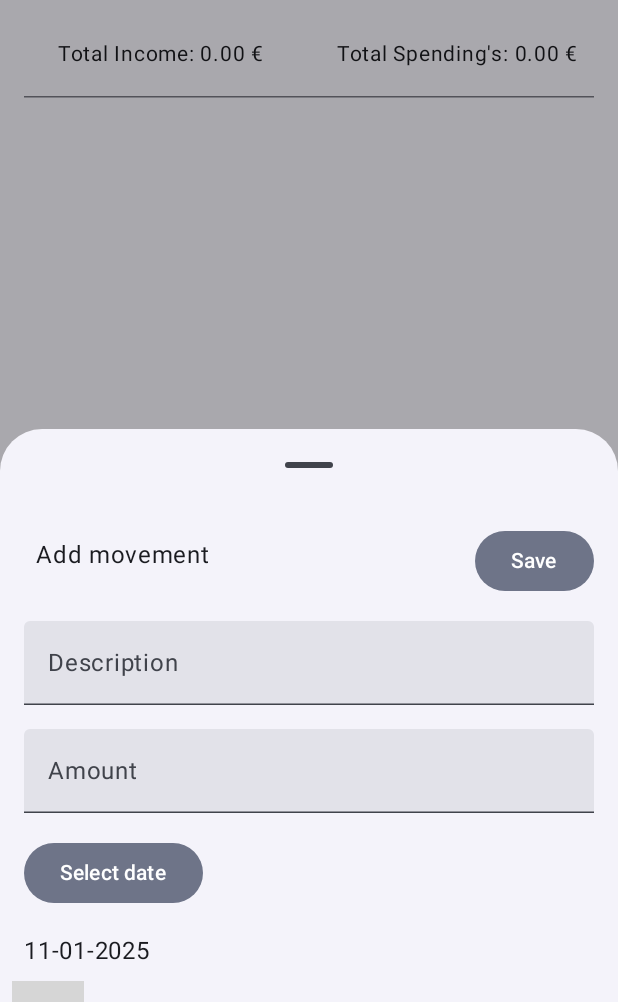
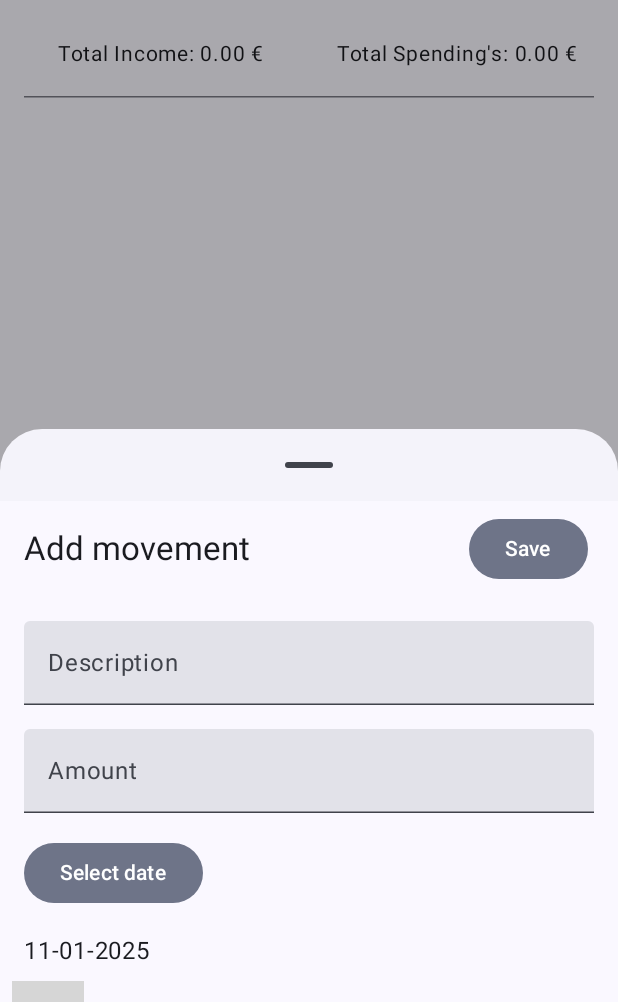
Before and after one commit to oscar-gom/50-30-20-Based-App, an Android app built with Jetpack Compose: the screen it shows after launch (MainActivity), after a tap on "Add movement button", on a phone screen of 412 x 824 dp, the part 234-1236 px from its top. Run offline under Robolectric (Android 15) with nearby library versions, the phone set to English and light mode, and no system bars; our stand-ins replace Room's generated code, livedata-compose; libraries missing offline, so code that uses them is left out: com.vanpra.composematerialdialogs; 2 statements that could not run were skipped; grey boxes are pictures that could not be loaded.

Commit message:
added everything inside a scaffold

```diff
--- a/app/src/main/java/com/oscargs/savingsapp/AddMovementScreen.kt
+++ b/app/src/main/java/com/oscargs/savingsapp/AddMovementScreen.kt
@@ -1,11 +1,6 @@
 package com.oscargs.savingsapp
 
-import android.content.Context
-import android.widget.Toast
-import androidx.compose.foundation.layout.Arrangement
 import androidx.compose.foundation.layout.Column
-import androidx.compose.foundation.layout.Row
-import androidx.compose.foundation.layout.RowScope
 import androidx.compose.foundation.layout.fillMaxWidth
 import androidx.compose.foundation.layout.padding
 import androidx.compose.foundation.text.KeyboardOptions
@@ -14,8 +9,10 @@ import androidx.compose.material3.ExperimentalMaterial3Api
 import androidx.compose.material3.ExposedDropdownMenuBox
 import androidx.compose.material3.ExposedDropdownMenuDefaults
 import androidx.compose.material3.FilledTonalButton
+import androidx.compose.material3.Scaffold
 import androidx.compose.material3.Text
 import androidx.compose.material3.TextField
+import androidx.compose.material3.TopAppBar
 import androidx.compose.runtime.Composable
 import androidx.compose.runtime.LaunchedEffect
 import androidx.compose.runtime.derivedStateOf
@@ -85,20 +82,14 @@ fun MovementForm() {
         selectedCategory = Category.NONE
     }
 
-    Column(modifier = Modifier
-        .fillMaxWidth()
-        .padding(8.dp)) {
-        Row(
-            modifier = Modifier
-                .fillMaxWidth()
-                .padding(8.dp),
-            horizontalArrangement = Arrangement.SpaceBetween
-        ) {
-            Text(
-                text = stringResource(R.string.labelAddMovement),
-                modifier = Modifier.padding(8.dp)
-            )
-            FilledTonalButton(onClick = {
+    Scaffold(
+        topBar = {
+            TopAppBar(
+                title = { Text(text = stringResource(R.string.labelAddMovement)) },
+                actions = {
+                    FilledTonalButton(
+                        modifier = Modifier.padding(16.dp),
+                        onClick = {
                         // Error handling
                         descriptionError = text.isEmpty()
                         amountError = amount.isEmpty()
@@ -127,6 +118,13 @@ fun MovementForm() {
                         Text(text = stringResource(R.string.save))
                     }
                 }
+            )
+        }
+    ) { innerPadding ->
+        Column(modifier = Modifier
+            .fillMaxWidth()
+            .padding(innerPadding)
+            .padding(8.dp)) {
 
             // Description text field
             TextField(
@@ -345,6 +343,7 @@ fun MovementForm() {
             }
         }
     }
+}
 
 
 @Preview(showBackground = true)
```
Lines whose indentation alone changed are shown as unchanged.
